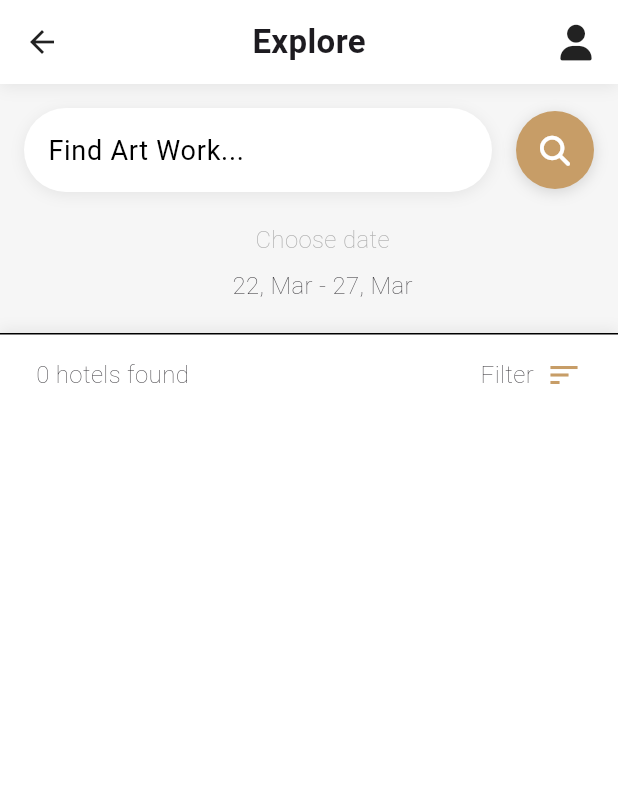
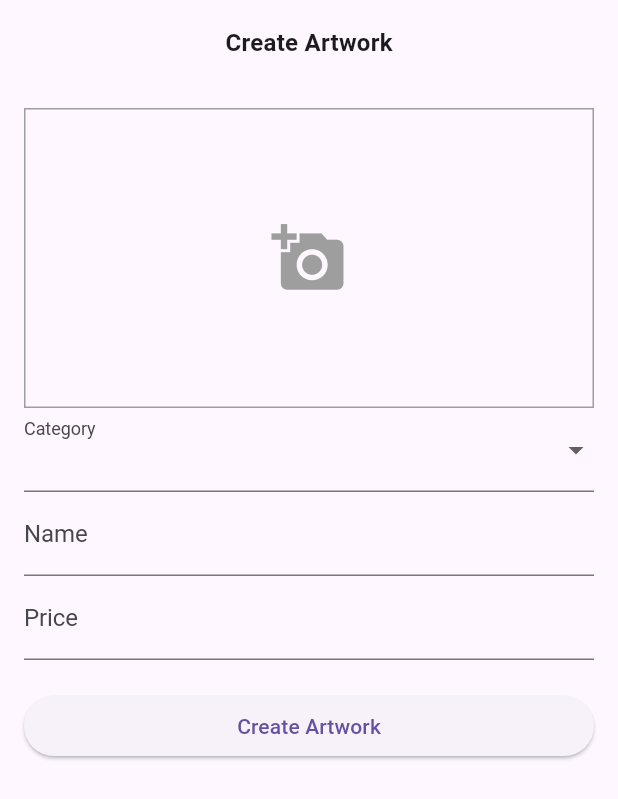
Before and after one commit to ChanhXaoSa/ArtWorkSellingFlutter, a Flutter app: the screen it shows after launch, on a phone screen of 412 x 824 dp. Shown: the top 799 px of the screen. Run offline on Flutter 3.47's test engine with Material 3 defaults, Android fonts, the phone set to English and light mode, and no system bars; our stand-ins replace flutter_rating_bar, font_awesome_flutter, image_picker; Roboto replaces fonts that are missing (WorkSans).

Commit message:
update rat nhieu thu

```diff
--- a/lib/artwork_sharing/add_new_artwork_screen.dart
+++ b/lib/artwork_sharing/add_new_artwork_screen.dart
@@ -0,0 +1,154 @@
+import 'dart:io';
+
+import 'package:flutter/cupertino.dart';
+import 'package:flutter/material.dart';
+import 'package:image_picker/image_picker.dart';
+
+class ArtworkModel {
+  String imageUrl;
+  String category;
+  String name;
+  String description;
+  double price;
+
+  ArtworkModel({required this.imageUrl, required this.category, required this.name, required this.description, required this.price});
+}
+
+class AddNewArtWorkScreen extends StatefulWidget {
+
+  @override
+  _AddArtWorkState createState() => _AddArtWorkState();
+}
+
+class _AddArtWorkState extends State<AddNewArtWorkScreen> {
+  final GlobalKey<FormState> _formkey = GlobalKey<FormState>();
+  final TextEditingController _imageUrlController = TextEditingController();
+  String _selectedCategory = '';
+  late String _name;
+  late String _description;
+  late double _price;
+  File? _image;
+
+  @override
+  void dispose() {
+    _imageUrlController.dispose();
+    super.dispose();
+  }
+
+  void _submitForm() {
+    if(_formkey.currentState!.validate()) {
+      _formkey.currentState!.save();
+      String imageUrl = _imageUrlController.text;
+      ArtworkModel newArtwork = ArtworkModel(
+          imageUrl: imageUrl,
+          category: _selectedCategory,
+          name: _name,
+          description: _description,
+          price: _price
+      );
+      print('New Artwork: $newArtwork');
+    }
+  }
+
+  Future<void> _getImage() async {
+    final picker = ImagePicker();
+    final pickedFile = await picker.pickImage(source: ImageSource.gallery);
+
+    if (pickedFile != null) {
+      setState(() {
+        _image = File(pickedFile.path);
+      });
+    }
+  }
+
+  @override
+  void initState() {
+    super.initState();
+  }
+
+  @override
+  Widget build(BuildContext context) {
+    return Scaffold(
+      appBar: AppBar(
+        title: Text('Create Artwork'),
+      ),
+      body: Padding(
+        padding: const EdgeInsets.all(16.0),
+        child: Form(
+          key: _formkey,
+          child: SingleChildScrollView(
+            child: Column(
+              crossAxisAlignment: CrossAxisAlignment.stretch,
+              children: <Widget>[
+                GestureDetector(
+                  onTap: _getImage,
+                  child: Container(
+                    height: 200,
+                    decoration: BoxDecoration(
+                      border: Border.all(color: Colors.grey),
+                    ),
+                    child: _image != null
+                        ? Image.file(_image!, fit: BoxFit.cover)
+                        : Icon(Icons.add_a_photo, size: 50, color: Colors.grey),
+                  ),
+                ),
+                DropdownButtonFormField(
+                    value: _selectedCategory,
+                    onChanged: (value) {
+                      setState(() {
+                        _selectedCategory = value!;
+                      });
+                    },
+                  items: ['','Category 1', 'Category 2', 'Category 3']
+                      .map((category) => DropdownMenuItem(
+                    value: category,
+                    child: Text(category),
+                  ))
+                      .toList(),
+                  decoration: InputDecoration(labelText: 'Category'),
+                  validator: (value) {
+                      if(value == '') {
+                        return 'Please select a category.';
+                      }
+                      return null;
+                  },
+                ),
+                TextFormField(
+                  decoration: InputDecoration(labelText: 'Name'),
+                  validator: (value) {
+                    if(value!.isEmpty) {
+                      return 'Please enter artwork name.';
+                    }
+                    return null;
+                  },
+                  onSaved: (value) {
+                    _name = value!;
+                  },
+                ),
+                TextFormField(
+                  decoration: InputDecoration(labelText: 'Price'),
+                  keyboardType: TextInputType.number,
+                  validator: (value) {
+                    if(value!.isEmpty) {
+                      return 'Please enter a price.';
+                    }
+                    return null;
+                  },
+                  onSaved: (value) {
+                    _price = double.parse(value!);
+                  },
+                ),
+                SizedBox(height: 20),
+                ElevatedButton(
+                    onPressed: _submitForm,
+                    child: Text('Create Artwork'),
+                ),
+              ],
+            ),
+          ),
+        ),
+      ),
+    );
+  }
+
+}
--- a/lib/main.dart
+++ b/lib/main.dart
@@ -1,6 +1,7 @@
 import 'dart:io';
 
 import 'package:aws_flutter/app_theme.dart';
+import 'package:aws_flutter/artwork_sharing/add_new_artwork_screen.dart';
 import 'package:aws_flutter/artwork_sharing/artwork_home_screen.dart';
 import 'package:aws_flutter/navigation_home_screen.dart';
 import 'package:flutter/foundation.dart';
@@ -38,7 +39,7 @@ class MyApp extends StatelessWidget {
         platform: TargetPlatform.iOS,
       ),
       // home: NavigationHomeScreen(),
-      home: const ArtWorkHomeScreen(),
+      home: AddNewArtWorkScreen(),
     );
   }
 }
--- a/pubspec.yaml
+++ b/pubspec.yaml
@@ -42,6 +42,7 @@ dependencies:
   get: ^4.6.6
   http: ^1.2.1
   dio: ^5.4.1
+  image_picker: ^1.0.7
 
   vector_math: any
 dev_dependencies:
```
Also changed, not shown: pubspec.lock, 8 other files.
